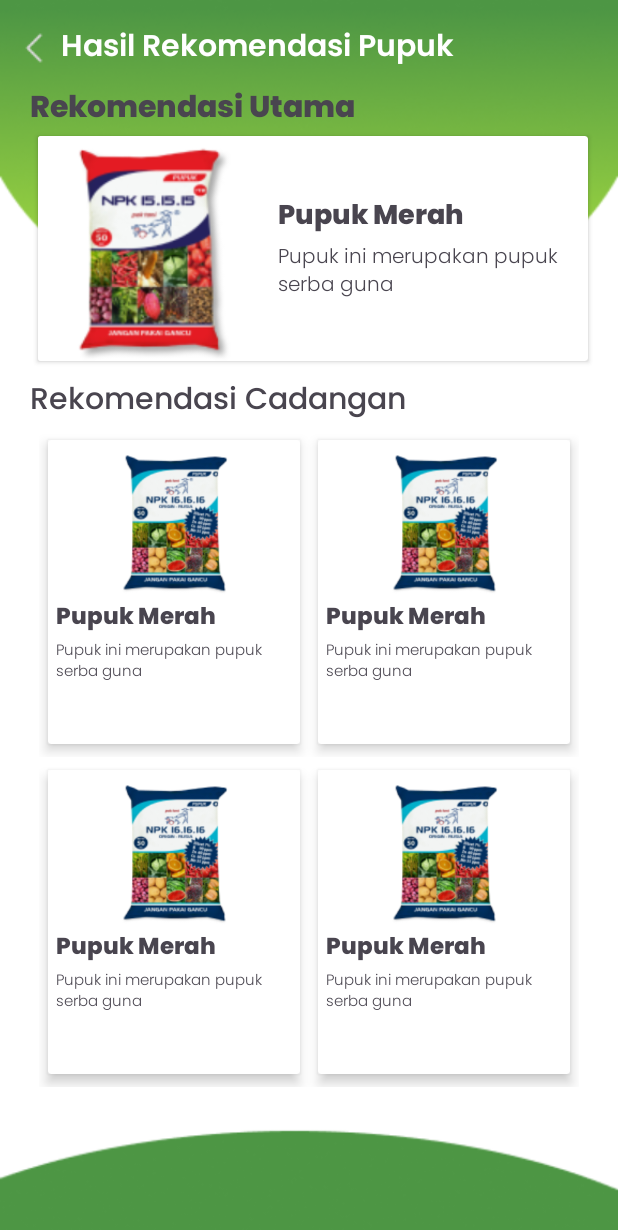
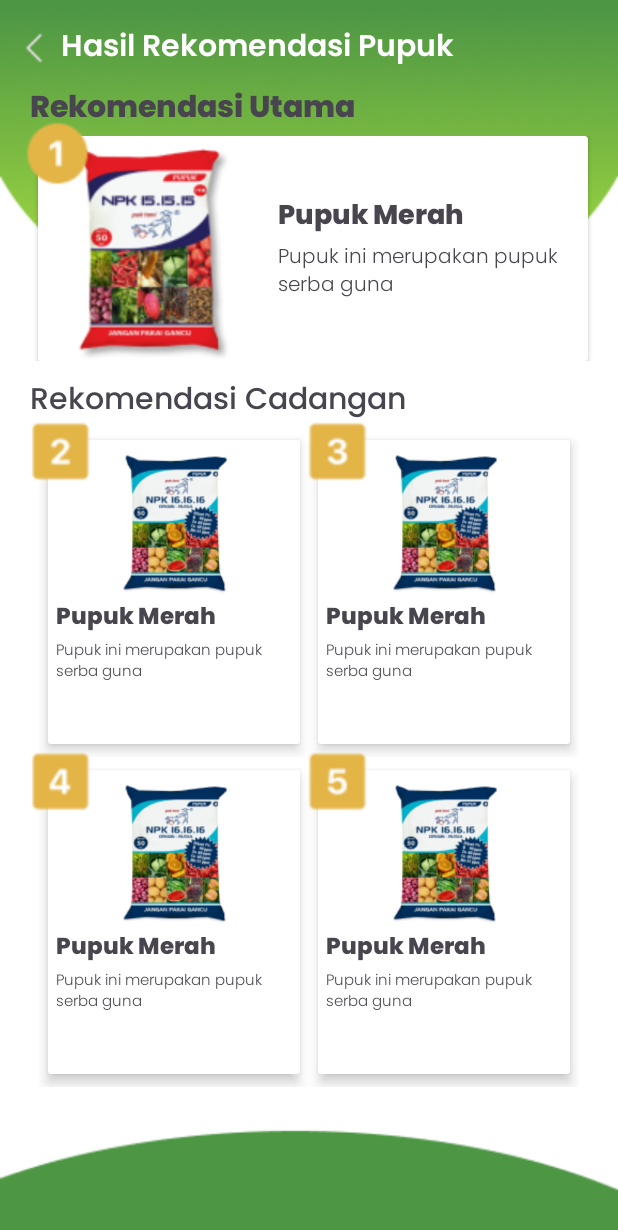
Before and after one commit to PranetaDwi/smilling_app, an Android app: the HasilRekomendasiActivity screen opened directly, with no data from a screen before it, on a phone screen of 412 x 824 dp. Shown: the top 1230 px of the screen. Run offline under Robolectric (Android 15) with nearby library versions, the phone set to English and light mode, and no system bars.

Commit message:
feat:hasil rekomendasi page fix

```diff
--- a/app/src/main/res/layout/activity_hasil_rekomendasi.xml
+++ b/app/src/main/res/layout/activity_hasil_rekomendasi.xml
@@ -45,9 +45,13 @@
         android:fontFamily="@font/poppins_extra_bold"
         android:textSize="20sp"/>
 
+    <LinearLayout
+        android:layout_width="wrap_content"
+        android:layout_height="wrap_content"
+        android:id="@+id/card_rekomendasi_utama"
+        android:layout_below="@+id/text_rekomendasi_utama">
+
         <androidx.cardview.widget.CardView
-        android:id="@+id/card_rekomendasi_utama"
-        android:layout_below="@+id/text_rekomendasi_utama"
             android:layout_width="match_parent"
             android:layout_height="150dp"
             android:layout_marginLeft="25dp"
@@ -90,6 +94,8 @@
 
         </androidx.cardview.widget.CardView>
 
+    </LinearLayout>
+
     <TextView
         android:id="@+id/text_rekomendasi_cadangan"
         android:layout_below="@+id/card_rekomendasi_utama"
@@ -100,6 +106,15 @@
         android:layout_marginTop="10dp"
         android:fontFamily="@font/poppins_medium"
         android:textSize="20sp"/>
+
+    <ImageView
+        android:layout_width="50dp"
+        android:layout_below="@+id/text_rekomendasi_utama"
+        android:layout_height="50dp"
+        android:src="@drawable/rank_1"
+        android:layout_marginLeft="13dp"
+        android:layout_marginTop="77dp"
+        android:layout_alignParentTop="true"/>
 
     <LinearLayout
         android:id="@+id/card_rekomendasi_cadangan_baris1"
@@ -144,8 +159,6 @@
 
             </LinearLayout>
 
-
-
         </androidx.cardview.widget.CardView>
 
         <androidx.cardview.widget.CardView
@@ -188,6 +201,22 @@
         </androidx.cardview.widget.CardView>
 
     </LinearLayout>
+
+    <ImageView
+        android:layout_width="50dp"
+        android:layout_height="50dp"
+        android:layout_below="@id/card_rekomendasi_utama"
+        android:src="@drawable/rank_2"
+        android:layout_marginLeft="15dp"
+        android:layout_marginTop="35dp"/>
+
+    <ImageView
+        android:layout_width="50dp"
+        android:layout_height="50dp"
+        android:layout_below="@id/card_rekomendasi_utama"
+        android:src="@drawable/rank_3"
+        android:layout_marginLeft="200dp"
+        android:layout_marginTop="35dp"/>
 
     <LinearLayout
         android:id="@+id/card_rekomendasi_cadangan_baris2"
@@ -277,4 +306,20 @@
 
     </LinearLayout>
 
+    <ImageView
+        android:layout_width="50dp"
+        android:layout_height="50dp"
+        android:layout_below="@id/card_rekomendasi_utama"
+        android:src="@drawable/rank_4"
+        android:layout_marginLeft="15dp"
+        android:layout_marginTop="255dp"/>
+
+    <ImageView
+        android:layout_width="50dp"
+        android:layout_height="50dp"
+        android:layout_below="@id/card_rekomendasi_utama"
+        android:src="@drawable/rank_5"
+        android:layout_marginLeft="200dp"
+        android:layout_marginTop="255dp"/>
+
 </RelativeLayout>
```
Also changed, not shown: app/src/main/res/drawable/rank_3.png. Lines whose indentation alone changed are shown as unchanged.
